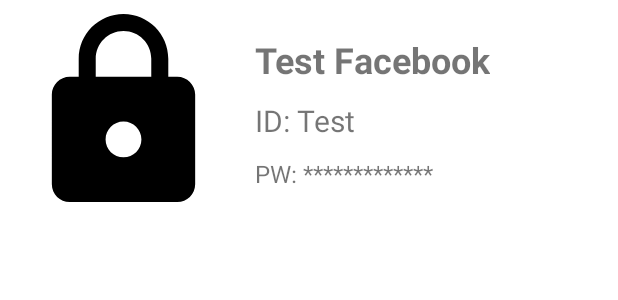
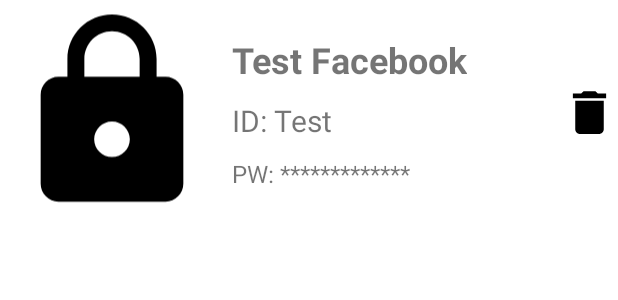
Before and after one commit to ugursnr/PasswordKeeper-AndoridApp-Kotlin, an Android app: the layout recycler_view_row.xml on its own in the app's theme, with its tools: preview values and no code run, on a phone screen of 412 x 824 dp. Shown: the top 300 px of the screen. Run offline under Robolectric (Android 15) with nearby library versions, the phone set to English and light mode, and no system bars.

Commit message:
Still in progress.

```diff
--- a/app/src/main/java/com/ugurrsnr/passwordkeeper/database/UserInfoDao.kt
+++ b/app/src/main/java/com/ugurrsnr/passwordkeeper/database/UserInfoDao.kt
@@ -24,6 +24,9 @@ interface UserInfoDao {
     @Query("select * from informations order by informationId ASC")
     fun getAllInformations() : LiveData<List<UserInformations>>
 
+    @Query("select*from informations where informationId = :infoUUID")
+    fun getSingleInfo(infoUUID : Int) : List<UserInformations>
+
 
 
 }
--- /dev/null
+++ b/app/src/main/res/drawable/ic_baseline_delete_24.xml
@@ -0,0 +1,5 @@
+<vector android:height="24dp" android:tint="#000000"
+    android:viewportHeight="24" android:viewportWidth="24"
+    android:width="24dp" xmlns:android="http://schemas.android.com/apk/res/android">
+    <path android:fillColor="@android:color/white" android:pathData="M6,19c0,1.1 0.9,2 2,2h8c1.1,0 2,-0.9 2,-2V7H6v12zM19,4h-3.5l-1,-1h-5l-1,1H5v2h14V4z"/>
+</vector>
--- a/app/src/main/res/layout/recycler_view_row.xml
+++ b/app/src/main/res/layout/recycler_view_row.xml
@@ -1,6 +1,8 @@
 <?xml version="1.0" encoding="utf-8"?>
 <LinearLayout
     xmlns:android="http://schemas.android.com/apk/res/android"
+    xmlns:app="http://schemas.android.com/apk/res-auto"
+    xmlns:tools="http://schemas.android.com/tools"
     android:layout_width="match_parent"
     android:layout_height="150dp"
     android:orientation="horizontal">
@@ -51,6 +53,19 @@
 
 
     </LinearLayout>
+    <androidx.constraintlayout.widget.ConstraintLayout
+        android:layout_width="wrap_content"
+        android:layout_height="match_parent">
+
+        <ImageView
+            android:id="@+id/deleteButtonRV"
+            android:layout_width="38dp"
+            android:layout_height="42dp"
+            android:src="@drawable/ic_baseline_delete_24"
+            app:layout_constraintBottom_toBottomOf="parent"
+            app:layout_constraintEnd_toEndOf="parent"
+            app:layout_constraintTop_toTopOf="parent" />
+    </androidx.constraintlayout.widget.ConstraintLayout>
 
 
 </LinearLayout>
--- /dev/null
+++ b/app/src/main/res/menu/long_click_menu.xml
@@ -0,0 +1,5 @@
+<?xml version="1.0" encoding="utf-8"?>
+<menu xmlns:android="http://schemas.android.com/apk/res/android">
+
+    <item android:id="@+id/deleteButton" android:title="Delete" android:icon="@drawable/ic_baseline_delete_24" > </item>
+</menu>
```
Also changed, not shown: app/src/main/java/com/ugurrsnr/passwordkeeper/adapter/UserAdapter.kt (+53 -7 lines), app/src/main/java/com/ugurrsnr/passwordkeeper/repo/InformationRepository.kt (+8 -4 lines), app/src/main/java/com/ugurrsnr/passwordkeeper/view/HomeFragment.kt (+33 -12 lines), app/src/main/java/com/ugurrsnr/passwordkeeper/view/PasswordAddingFragment.kt (+7 -3 lines), app/src/main/java/com/ugurrsnr/passwordkeeper/view/PasswordShowerFragment.kt (+54 -13 lines), app/src/main/java/com/ugurrsnr/passwordkeeper/viewmodel/InformationViewModel.kt (renamed from app/src/main/java/com/ugurrsnr/passwordkeeper/viewmodel/HomeViewModel.kt, +13 -8 lines), app/src/main/res/navigation/nav_graph.xml (+10 -2 lines).
